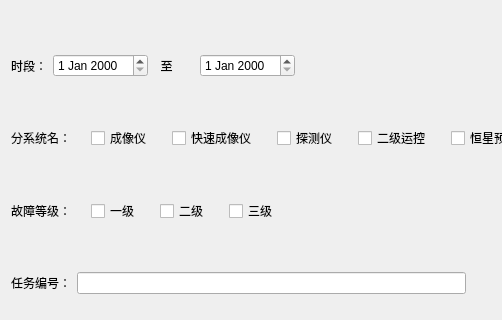
The window that MDS_DevelopWork/src/UserPlugins/ReportTablePlugin/QueryDialog.ui (fucked777/znsd) describes before a commit, drawn with Qt 5; both pictures show x 0 to 502 and y 0 to 320 of the 866 by 497 pixel window.
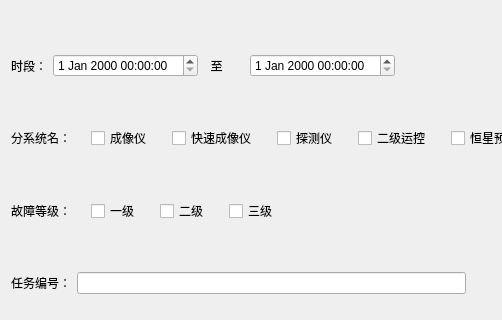
The same window after the commit.

Patch:
```diff
--- a/MDS_DevelopWork/src/UserPlugins/ReportTablePlugin/QueryDialog.ui
+++ b/MDS_DevelopWork/src/UserPlugins/ReportTablePlugin/QueryDialog.ui
@@ -36,7 +36,7 @@
       </widget>
      </item>
      <item>
-      <widget class="QDateEdit" name="dateEdit"/>
+      <widget class="QDateTimeEdit" name="dateTimeEdit"/>
      </item>
      <item>
       <widget class="QLabel" name="label_2">
@@ -58,7 +58,7 @@
       </widget>
      </item>
      <item>
-      <widget class="QDateEdit" name="dateEdit_2"/>
+      <widget class="QDateTimeEdit" name="dateTimeEdit_2"/>
      </item>
      <item>
       <spacer name="horizontalSpacer_4">
```
